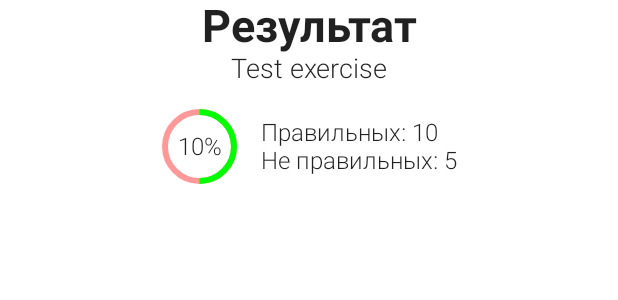
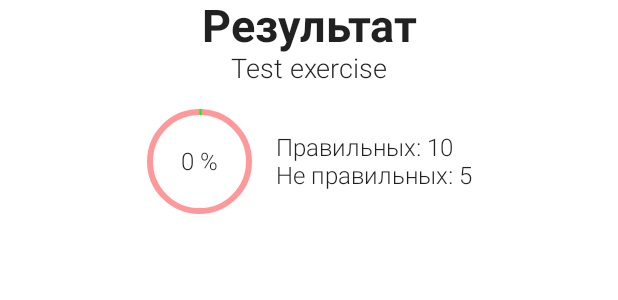
Before and after one commit to YaroslavGorbach-code/reaction, an Android app built with Jetpack Compose: the @Preview function ExerciseResultPreview, on a phone screen of 412 x 824 dp. Shown: the top 300 px of the screen. Run offline under Robolectric (Android 15) with nearby library versions, the phone set to English and light mode, and no system bars; our stand-ins replace accompanist.

Commit message:
Extra numbers exercise improvements

```diff
--- a/app/src/main/java/yaroslavgorbach/reaction/data/exercise/extranumber/local/model/NumberPack.kt
+++ b/app/src/main/java/yaroslavgorbach/reaction/data/exercise/extranumber/local/model/NumberPack.kt
@@ -2,8 +2,10 @@ package yaroslavgorbach.reaction.data.exercise.extranumber.local.model
 
 data class NumberPack(val numbers: List<Number>) {
     companion object {
-        val Test = NumberPack(
+        val Test
+            get() = NumberPack(
                 listOf(
+                   Number.Test,
                    Number.Test,
                    Number.Test,
                    Number.Test,
--- a/app/src/main/java/yaroslavgorbach/reaction/feature/exercise/common/ui/ExerciseResult.kt
+++ b/app/src/main/java/yaroslavgorbach/reaction/feature/exercise/common/ui/ExerciseResult.kt
@@ -47,14 +47,22 @@ fun ExerciseResult(exerciseResultUi: ExerciseResultUi, onBackClick: () -> Unit,
                 .padding(16.dp)
         ) {
             Box {
-                Text(text = "10%", modifier = Modifier.align(Center), textAlign = TextAlign.Center, fontSize = 16.sp)
-                CircularProgressIndicator(progress = 1f, color = Color.Red.copy(alpha = 0.4f), modifier = Modifier.size(50.dp))
-                CircularProgressIndicator(progress = 0.5f, color = Color.Green, modifier = Modifier.size(50.dp))
+                Text(
+                    text = exerciseResultUi.progressString,
+                    modifier = Modifier.align(Center),
+                    textAlign = TextAlign.Center,
+                    fontSize = 16.sp
+                )
+                CircularProgressIndicator(progress = 1f, color = Color.Red.copy(alpha = 0.4f), modifier = Modifier.size(70.dp))
+                CircularProgressIndicator(progress = exerciseResultUi.correctPresent, color = Color.Green, modifier = Modifier.size(70.dp))
             }
 
-            Column(Modifier.padding(start = 16.dp).align(Alignment.CenterVertically)) {
+            Column(
+                Modifier
+                    .padding(start = 16.dp)
+                    .align(Alignment.CenterVertically)) {
                 Text(text = stringResource(id = R.string.correct) + " ${exerciseResultUi.correctPoints}")
-                Text(text = stringResource(id = R.string.incorrect) + " ${ exerciseResultUi.incorrectPoints}")
+                Text(text = stringResource(id = R.string.incorrect) + " ${exerciseResultUi.incorrectPoints}")
             }
         }
 
--- a/app/src/main/java/yaroslavgorbach/reaction/feature/exercise/common/ui/ExerciseResultUi.kt
+++ b/app/src/main/java/yaroslavgorbach/reaction/feature/exercise/common/ui/ExerciseResultUi.kt
@@ -1,19 +1,19 @@
 package yaroslavgorbach.reaction.feature.exercise.common.ui
 
-import android.os.Parcelable
-import kotlinx.parcelize.Parcelize
 import yaroslavgorbach.reaction.data.listexercises.local.model.ExerciseName
 
-@Parcelize
 data class ExerciseResultUi(
     val exerciseName: ExerciseName,
     val correctPoints: Int,
     val incorrectPoints: Int
-) : Parcelable {
+) {
     companion object {
         val Test = ExerciseResultUi(ExerciseName.TEST, 10, 5)
     }
 
     val correctPresent: Float
         get() = ((correctPoints.toFloat() / (incorrectPoints.toFloat() + correctPoints.toFloat()))) / 100f
+
+    val progressString: String
+        get() = "${(correctPresent * 100).toInt()} %"
 }
--- a/app/src/main/java/yaroslavgorbach/reaction/feature/exercise/extranumber/model/ExtraNumberActions.kt
+++ b/app/src/main/java/yaroslavgorbach/reaction/feature/exercise/extranumber/model/ExtraNumberActions.kt
@@ -5,5 +5,5 @@ import yaroslavgorbach.reaction.data.exercise.extranumber.local.model.Number
 sealed class ExtraNumberActions {
     class NumberClick(val number: Number) : ExtraNumberActions()
     object OnBackAction : ExtraNumberActions()
-    object OnExerciseFinish: ExtraNumberActions()
+    object FinishExercise : ExtraNumberActions()
 }
--- a/app/src/main/java/yaroslavgorbach/reaction/feature/exercise/extranumber/model/ExtraNumberViewState.kt
+++ b/app/src/main/java/yaroslavgorbach/reaction/feature/exercise/extranumber/model/ExtraNumberViewState.kt
@@ -7,7 +7,8 @@ data class ExtraNumberViewState(
     val numberPacks: List<NumberPack> = emptyList(),
     val timerState: TimerCountDown.TimerState = TimerCountDown.TimerState.Tick(0, "00:00", 0f),
     var pointsCorrect: Int = 0,
-    var pointsIncorrect: Int = 0
+    var pointsIncorrect: Int = 0,
+    val isFinished: Boolean = false
 ) {
     companion object {
         val Empty = ExtraNumberViewState()
```
Also changed, not shown: app/src/main/java/yaroslavgorbach/reaction/feature/exercise/extranumber/presentation/ExtraNumberViewModel.kt (+8 -4 lines), app/src/main/java/yaroslavgorbach/reaction/feature/exercise/extranumber/ui/ExtaNumbers.kt (+8 -6 lines). Lines whose indentation alone changed are shown as unchanged.
